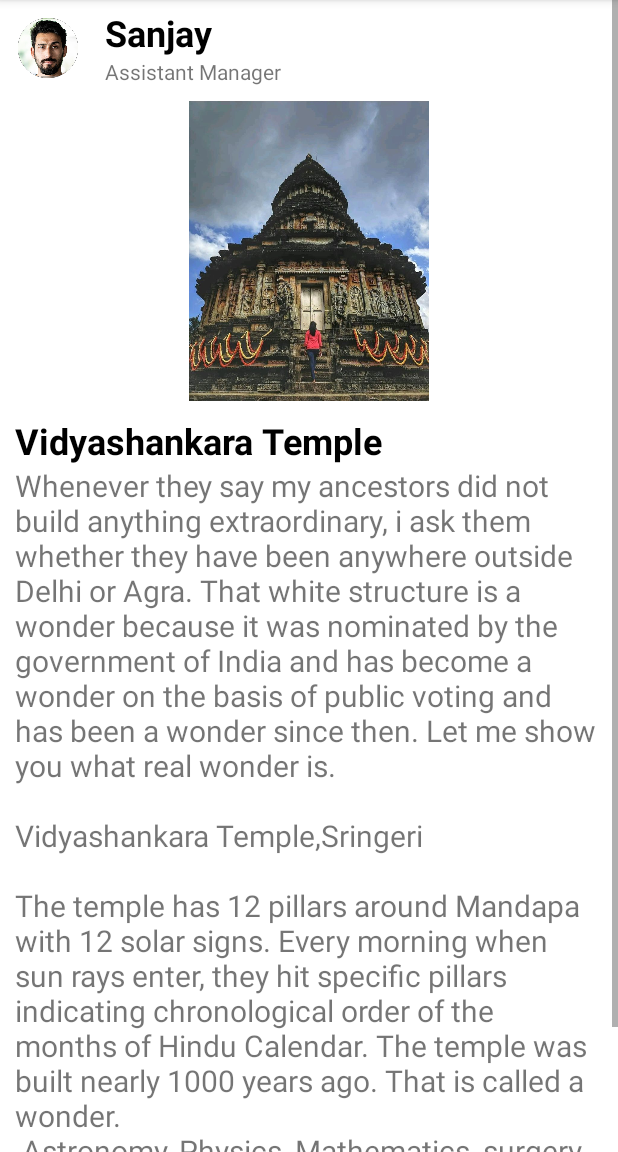
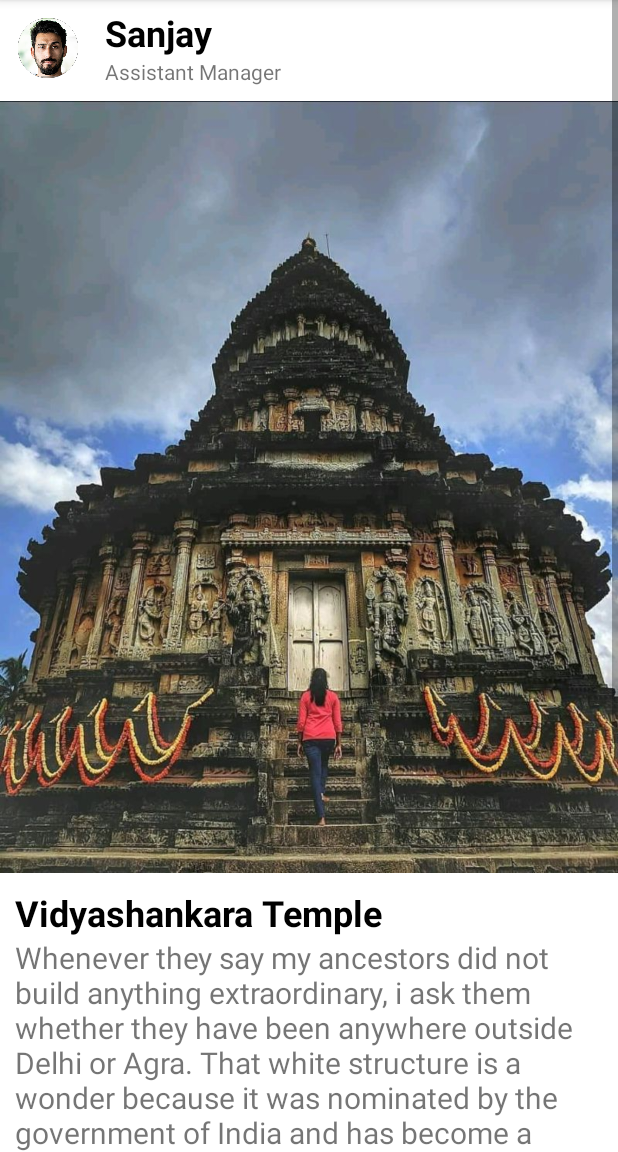
Before and after one commit to GammaBurst101/MockFeed, an Android app: the PostActivity screen opened directly, with no data from a screen before it, on a phone screen of 412 x 824 dp, the part 84-1236 px from its top. Run offline under Robolectric (Android 15) with nearby library versions, the phone set to English and light mode, and no system bars.

Commit message:
Improve the post pic display In the list, crop the image to the reqd dimensions and in the post page, display the correct dimensions

```diff
--- a/app/src/main/res/layout/activity_post.xml
+++ b/app/src/main/res/layout/activity_post.xml
@@ -55,8 +55,9 @@
         <ImageView
             android:id="@+id/post_pic"
             android:layout_width="match_parent"
-            android:layout_height="200dp"
+            android:layout_height="wrap_content"
             android:layout_below="@+id/user_info"
+            android:adjustViewBounds="true"
             android:contentDescription="@string/post_pic_desc"
             android:src="@drawable/post_pic_1"
             android:transitionName="sharedTransition" />
--- a/app/src/main/res/layout/item_card.xml
+++ b/app/src/main/res/layout/item_card.xml
@@ -52,6 +52,7 @@
             android:layout_height="200dp"
             android:layout_below="@+id/user_info"
             android:contentDescription="@string/post_pic_desc"
+            android:scaleType="centerCrop"
             android:src="@drawable/post_pic_1"
             android:transitionName="sharedTransition" />
 
```
